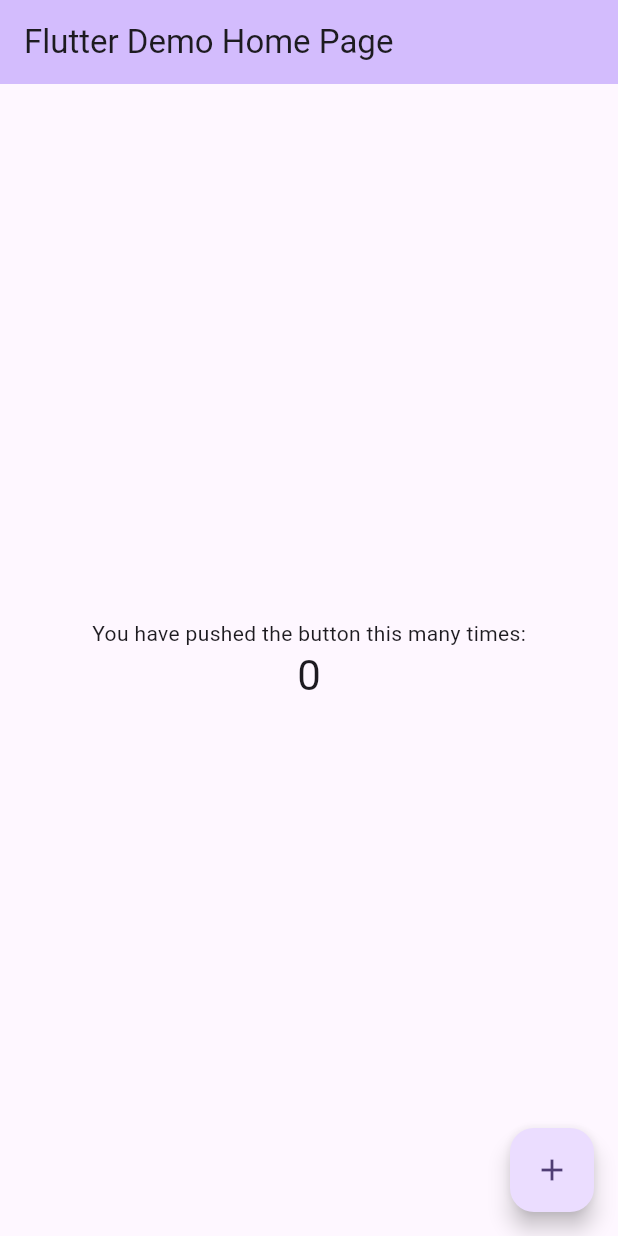
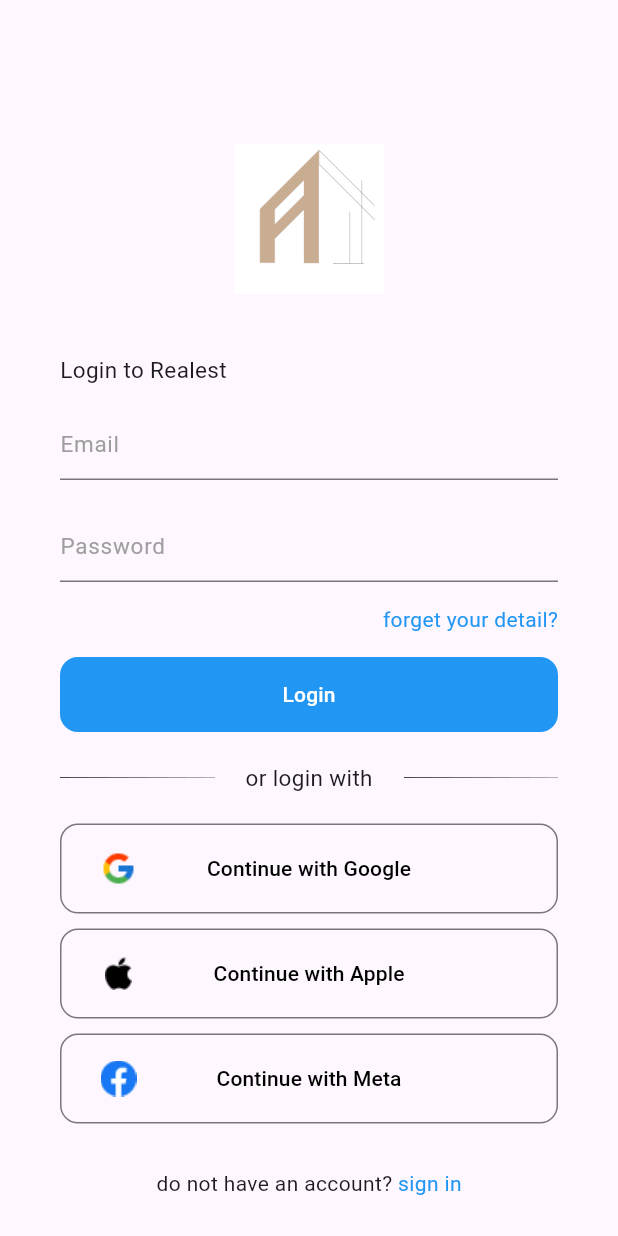
Before and after one commit to dels21/realest, a Flutter app: the screen it shows after launch, on a phone screen of 412 x 824 dp. Run offline on Flutter 3.47's test engine with Material 3 defaults, Android fonts, the phone set to English and light mode, and no system bars; Roboto replaces fonts that are missing (SFPro); project files that could hold a hidden picture were left out.

Commit message:
Login Register

```diff
--- a/lib/main.dart
+++ b/lib/main.dart
@@ -1,125 +1,29 @@
 import 'package:flutter/material.dart';
+import 'pages/login.dart';
 
 void main() {
   runApp(const MyApp());
 }
 
-class MyApp extends StatelessWidget {
+class MyApp extends StatefulWidget {
   const MyApp({super.key});
 
-  // This widget is the root of your application.
+  @override
+  State<MyApp> createState() => _MyAppState();
+}
+
+class _MyAppState extends State<MyApp> {
   @override
   Widget build(BuildContext context) {
     return MaterialApp(
+      debugShowCheckedModeBanner: false,
       title: 'Flutter Demo',
       theme: ThemeData(
-        // This is the theme of your application.
-        //
-        // TRY THIS: Try running your application with "flutter run". You'll see
-        // the application has a blue toolbar. Then, without quitting the app,
-        // try changing the seedColor in the colorScheme below to Colors.green
-        // and then invoke "hot reload" (save your changes or press the "hot
-        // reload" button in a Flutter-supported IDE, or press "r" if you used
-        // the command line to start the app).
-        //
-        // Notice that the counter didn't reset back to zero; the application
-        // state is not lost during the reload. To reset the state, use hot
-        // restart instead.
-        //
-        // This works for code too, not just values: Most code changes can be
-        // tested with just a hot reload.
         colorScheme: ColorScheme.fromSeed(seedColor: Colors.deepPurple),
         useMaterial3: true,
+        fontFamily: 'SFPro',
       ),
-      home: const MyHomePage(title: 'Flutter Demo Home Page'),
+      home: LoginPage(),
     );
   }
 }
-
-class MyHomePage extends StatefulWidget {
-  const MyHomePage({super.key, required this.title});
-
-  // This widget is the home page of your application. It is stateful, meaning
-  // that it has a State object (defined below) that contains fields that affect
-  // how it looks.
-
-  // This class is the configuration for the state. It holds the values (in this
-  // case the title) provided by the parent (in this case the App widget) and
-  // used by the build method of the State. Fields in a Widget subclass are
-  // always marked "final".
-
-  final String title;
-
-  @override
-  State<MyHomePage> createState() => _MyHomePageState();
-}
-
-class _MyHomePageState extends State<MyHomePage> {
-  int _counter = 0;
-
-  void _incrementCounter() {
-    setState(() {
-      // This call to setState tells the Flutter framework that something has
-      // changed in this State, which causes it to rerun the build method below
-      // so that the display can reflect the updated values. If we changed
-      // _counter without calling setState(), then the build method would not be
-      // called again, and so nothing would appear to happen.
-      _counter++;
-    });
-  }
-
-  @override
-  Widget build(BuildContext context) {
-    // This method is rerun every time setState is called, for instance as done
-    // by the _incrementCounter method above.
-    //
-    // The Flutter framework has been optimized to make rerunning build methods
-    // fast, so that you can just rebuild anything that needs updating rather
-    // than having to individually change instances of widgets.
-    return Scaffold(
-      appBar: AppBar(
-        // TRY THIS: Try changing the color here to a specific color (to
-        // Colors.amber, perhaps?) and trigger a hot reload to see the AppBar
-        // change color while the other colors stay the same.
-        backgroundColor: Theme.of(context).colorScheme.inversePrimary,
-        // Here we take the value from the MyHomePage object that was created by
-        // the App.build method, and use it to set our appbar title.
-        title: Text(widget.title),
-      ),
-      body: Center(
-        // Center is a layout widget. It takes a single child and positions it
-        // in the middle of the parent.
-        child: Column(
-          // Column is also a layout widget. It takes a list of children and
-          // arranges them vertically. By default, it sizes itself to fit its
-          // children horizontally, and tries to be as tall as its parent.
-          //
-          // Column has various properties to control how it sizes itself and
-          // how it positions its children. Here we use mainAxisAlignment to
-          // center the children vertically; the main axis here is the vertical
-          // axis because Columns are vertical (the cross axis would be
-          // horizontal).
-          //
-          // TRY THIS: Invoke "debug painting" (choose the "Toggle Debug Paint"
-          // action in the IDE, or press "p" in the console), to see the
-          // wireframe for each widget.
-          mainAxisAlignment: MainAxisAlignment.center,
-          children: <Widget>[
-            const Text(
-              'You have pushed the button this many times:',
-            ),
-            Text(
-              '$_counter',
-              style: Theme.of(context).textTheme.headlineMedium,
-            ),
-          ],
-        ),
-      ),
-      floatingActionButton: FloatingActionButton(
-        onPressed: _incrementCounter,
-        tooltip: 'Increment',
-        child: const Icon(Icons.add),
-      ), // This trailing comma makes auto-formatting nicer for build methods.
-    );
-  }
-}
--- /dev/null
+++ b/lib/pages/login.dart
@@ -0,0 +1,228 @@
+import 'package:flutter/material.dart';
+import 'register.dart';
+
+class LoginPage extends StatefulWidget {
+  const LoginPage({super.key});
+
+  @override
+  State<LoginPage> createState() => _LoginPageState();
+}
+
+class _LoginPageState extends State<LoginPage> {
+  @override
+  Widget build(BuildContext context) {
+    return Scaffold(
+      appBar: AppBar(),
+      body: SafeArea(
+        child: Center(
+          child: Container(
+            margin: const EdgeInsets.all(40),
+            child: Column(
+              crossAxisAlignment: CrossAxisAlignment.start,
+              children: [
+                Center(
+                    child: Image.asset(
+                  'assets/Logo.png',
+                  width: 100,
+                )),
+                const Padding(padding: EdgeInsets.fromLTRB(0, 0, 0, 40)),
+                const Text(
+                  'Login to Realest',
+                  style: TextStyle(
+                    fontSize: 15,
+                  ),
+                ),
+                const Padding(padding: EdgeInsets.fromLTRB(0, 0, 0, 15)),
+                const TextField(
+                  decoration: InputDecoration(
+                    hintText: 'Email',
+                    hintStyle: TextStyle(
+                      color: Colors.grey,
+                      fontSize: 15,
+                    ),
+                  ),
+                ),
+                const Padding(padding: EdgeInsets.fromLTRB(0, 0, 0, 20)),
+                const TextField(
+                  decoration: InputDecoration(
+                    hintText: 'Password',
+                    hintStyle: TextStyle(
+                      color: Colors.grey,
+                      fontSize: 15,
+                    ),
+                  ),
+                ),
+                const Padding(padding: EdgeInsets.fromLTRB(0, 0, 0, 15)),
+                const Align(
+                  alignment: Alignment.centerRight,
+                  child: Text(
+                    'forget your detail?',
+                    style: TextStyle(
+                      color: Colors.blue,
+                    ),
+                  ),
+                ),
+                const Padding(padding: EdgeInsets.fromLTRB(0, 0, 0, 15)),
+                Container(
+                  width: MediaQuery.of(context).size.width,
+                  height: 50,
+                  child: TextButton(
+                    onPressed: () {},
+                    style: TextButton.styleFrom(
+                        backgroundColor: Colors.blue,
+                        shape: RoundedRectangleBorder(
+                            borderRadius: BorderRadius.circular(12))),
+                    child: const Text(
+                      'Login',
+                      style: TextStyle(
+                        color: Colors.white,
+                      ),
+                    ),
+                  ),
+                ),
+                const Padding(padding: EdgeInsets.fromLTRB(0, 0, 0, 20)),
+                Row(
+                  children: [
+                    Image.asset(
+                      'assets/Horizontal Line.png',
+                      width: MediaQuery.of(context).size.width * 0.25,
+                    ),
+                    Spacer(),
+                    const Text(
+                      'or login with',
+                      style: TextStyle(
+                        fontSize: 15,
+                      ),
+                    ),
+                    Spacer(),
+                    Image.asset(
+                      'assets/Horizontal Line.png',
+                      width: MediaQuery.of(context).size.width * 0.25,
+                    ),
+                  ],
+                ),
+                const Padding(padding: EdgeInsets.fromLTRB(0, 0, 0, 20)),
+                Container(
+                  width: MediaQuery.of(context).size.width,
+                  child: OutlinedButton(
+                    onPressed: () {},
+                    style: OutlinedButton.styleFrom(
+                      shape: RoundedRectangleBorder(
+                          borderRadius: BorderRadius.circular(12)),
+                    ),
+                    child: Container(
+                      height: 60,
+                      child: Stack(
+                        alignment: Alignment.center,
+                        children: [
+                          Row(
+                            children: [
+                              Image.asset(
+                                'assets/Google Logo.png',
+                                width: 30,
+                              ),
+                              const Spacer(),
+                            ],
+                          ),
+                          const Text(
+                            'Continue with Google',
+                            style: TextStyle(color: Colors.black),
+                          ),
+                        ],
+                      ),
+                    ),
+                  ),
+                ),
+                const Padding(padding: EdgeInsets.fromLTRB(0, 0, 0, 10)),
+                Container(
+                  width: MediaQuery.of(context).size.width,
+                  child: OutlinedButton(
+                    onPressed: () {},
+                    style: OutlinedButton.styleFrom(
+                      shape: RoundedRectangleBorder(
+                          borderRadius: BorderRadius.circular(12)),
+                    ),
+                    child: Container(
+                      height: 60,
+                      child: Stack(
+                        alignment: Alignment.center,
+                        children: [
+                          Row(
+                            children: [
+                              Image.asset(
+                                'assets/Apple Logo.png',
+                                width: 30,
+                              ),
+                              const Spacer(),
+                            ],
+                          ),
+                          const Text(
+                            'Continue with Apple',
+                            style: TextStyle(color: Colors.black),
+                          ),
+                        ],
+                      ),
+                    ),
+                  ),
+                ),
+                const Padding(padding: EdgeInsets.fromLTRB(0, 0, 0, 10)),
+                Container(
+                  width: MediaQuery.of(context).size.width,
+                  child: OutlinedButton(
+                    onPressed: () {},
+                    style: OutlinedButton.styleFrom(
+                      shape: RoundedRectangleBorder(
+                          borderRadius: BorderRadius.circular(12)),
+                    ),
+                    child: Container(
+                      height: 60,
+                      child: Stack(
+                        alignment: Alignment.center,
+                        children: [
+                          Row(
+                            children: [
+                              Image.asset(
+                                'assets/Facebook Logo.png',
+                                width: 30,
+                              ),
+                              const Spacer(),
+                            ],
+                          ),
+                          const Text(
+                            'Continue with Meta',
+                            style: TextStyle(color: Colors.black),
+                          ),
+                        ],
+                      ),
+                    ),
+                  ),
+                ),
+                const Padding(padding: EdgeInsets.fromLTRB(0, 0, 0, 30)),
+                Row(
+                  mainAxisAlignment: MainAxisAlignment.center,
+                  children: [
+                    const Text(
+                      'do not have an account? ',
+                    ),
+                    GestureDetector(
+                      onTap: () {
+                        Navigator.pushReplacement(
+                            context,
+                            MaterialPageRoute(
+                                builder: (context) => const RegisterPage()));
+                      },
+                      child: const Text(
+                        'sign in',
+                        style: TextStyle(color: Colors.blue),
+                      ),
+                    ),
+                  ],
+                )
+              ],
+            ),
+          ),
+        ),
+      ),
+    );
+  }
+}
```
Also changed, not shown: lib/pages/register.dart (added, +131 -0 lines), pubspec.yaml (+7 -7 lines), assets/Apple Logo.png (added), assets/Facebook Logo.png (added), assets/Google Logo.png (added), assets/Horizontal Line.png (added), assets/Horizontal Logo.png (added), assets/Logo.png (added), fonts/SFPRODISPLAYBLACKITALIC.OTF (added), fonts/SFPRODISPLAYBOLD.OTF (added), fonts/SFPRODISPLAYHEAVYITALIC.OTF (added), fonts/SFPRODISPLAYLIGHTITALIC.OTF (added), fonts/SFPRODISPLAYMEDIUM.OTF (added), fonts/SFPRODISPLAYREGULAR.OTF (added), 3 more files.
